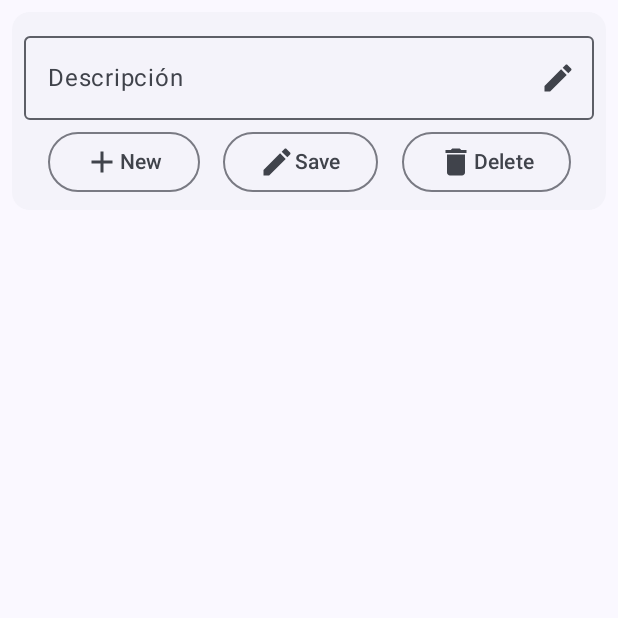
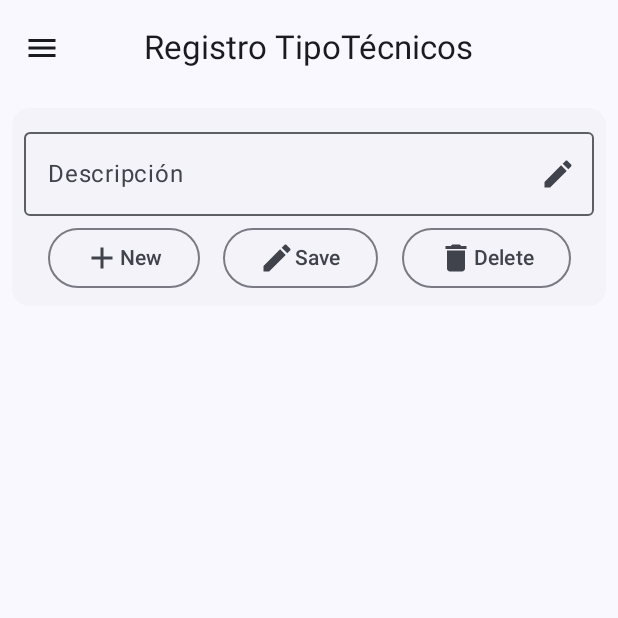
Before and after one commit to JPichardo2003/R_Tecnicos, an Android app built with Jetpack Compose: the TipoTecnicoListScreen screen opened through its navigation route, after a tap on "Agregar nueva entidad", on a phone screen of 412 x 824 dp, the top half of it. Run offline under Robolectric (Android 15) with nearby library versions, the phone set to English and light mode, and no system bars; our stand-ins replace Room's generated code.

Commit message:
Checking Missing accent mark:
Also Added topAppBar to the TecnicoScreen and TipoTecnicoScreen

```diff
--- a/app/src/main/java/com/ucne/registro_tecnicos/presentation/components/NavigationDrawer.kt
+++ b/app/src/main/java/com/ucne/registro_tecnicos/presentation/components/NavigationDrawer.kt
@@ -40,21 +40,19 @@ fun NavigationDrawer(
 ) {
     val drawerState = rememberDrawerState(initialValue = DrawerValue.Closed)
     val scope = rememberCoroutineScope()
-
     val items = listOf(
         NavigationItem(
-        title = "TecnicoListScreen",
+        title = "TécnicoListScreen",
         selectedIcon = Icons.Filled.AccountCircle,
         unselectedIcon = Icons.Outlined.AccountCircle
         ),
         NavigationItem(
-            title = "TipoListScreen",
+            title = "TipoTécnicoListScreen",
             selectedIcon = Icons.Filled.Info,
             unselectedIcon = Icons.Outlined.Info
         )
     )
     val selectedItem = remember { mutableStateOf(items[0]) }
-
     ModalNavigationDrawer(
         drawerContent = {
             ModalDrawerSheet {
@@ -77,8 +75,8 @@ fun NavigationDrawer(
                             selectedItem.value = item
                             scope.launch { drawerState.close() }
                             when (item.title) {
-                                "TecnicoListScreen" -> navController.navigate(Screen.TecnicoList)
-                                "TipoListScreen" -> navController.navigate(Screen.TipoTecnicoList)
+                                "TécnicoListScreen" -> navController.navigate(Screen.TecnicoList)
+                                "TipoTécnicoListScreen" -> navController.navigate(Screen.TipoTecnicoList)
                             }
                         },
                         modifier = Modifier.padding(NavigationDrawerItemDefaults.ItemPadding)
--- a/app/src/main/java/com/ucne/registro_tecnicos/presentation/tecnico/TecnicoListScreen.kt
+++ b/app/src/main/java/com/ucne/registro_tecnicos/presentation/tecnico/TecnicoListScreen.kt
@@ -52,7 +52,7 @@ fun TecnicoListBody(
 ) {
     Scaffold(
         modifier = Modifier.fillMaxSize(),
-        topBar = { TopAppBar(title = "Tecnicos") },
+        topBar = { TopAppBar(title = "Técnicos") },
         floatingActionButton = { FloatingButton(onAddTecnico) }
     )
     {
@@ -71,8 +71,8 @@ fun TecnicoListBody(
                     .padding(16.dp),
                 verticalAlignment = Alignment.CenterVertically
             ) {
-                Text(text = "ID", modifier = Modifier.weight(0.06f))
-                Text(text = "Nombre", modifier = Modifier.weight(0.200f))
+                Text(text = "ID", modifier = Modifier.weight(0.10f))
+                Text(text = "Nombre", modifier = Modifier.weight(0.220f))
                 Text(text = "SueldoHora", modifier = Modifier.weight(0.25f))
                 Text(text = "Tipo", modifier = Modifier.weight(0.25f))
                 //Spacer(modifier = Modifier.weight(0.05f)) // Espacio adicional para el icono de basura
@@ -92,9 +92,9 @@ fun TecnicoListBody(
                             .padding(16.dp),
                         verticalAlignment = Alignment.CenterVertically
                     ) {
-                        Text(text = tecnico.tecnicoId.toString(), modifier = Modifier.weight(0.10f))
+                        Text(text = tecnico.tecnicoId.toString(), modifier = Modifier.weight(0.12f))
                         Text(text = tecnico.nombre.toString(), modifier = Modifier.weight(0.300f))
-                        Text(text = tecnico.sueldoHora.toString(), modifier = Modifier.weight(0.30f))
+                        Text(text = tecnico.sueldoHora.toString(), modifier = Modifier.weight(0.25f))
                         Text(text = tecnico.tipo.toString(), modifier = Modifier.weight(0.30f))
 
                         /*IconButton(
@@ -147,7 +147,8 @@ private fun TecnicoListPreview() {
         TecnicoEntity(
             tecnicoId = 1,
             nombre = "Julio Pichardo",
-            sueldoHora = 54.0
+            sueldoHora = 54.0,
+            tipo = "Tecnico"
         )
     )
     Registro_TecnicosTheme {
--- a/app/src/main/java/com/ucne/registro_tecnicos/presentation/tecnico/TecnicoViewModel.kt
+++ b/app/src/main/java/com/ucne/registro_tecnicos/presentation/tecnico/TecnicoViewModel.kt
@@ -25,6 +25,13 @@ class TecnicoViewModel(
             viewModelScope,
             SharingStarted.Lazily,
             emptyList()
+        )
+
+    val tecnicos = repository.getTecnicos()
+        .stateIn(
+            scope = viewModelScope,
+            started = SharingStarted.WhileSubscribed(5_000),
+            initialValue = emptyList()
         )
 
     init{
@@ -67,13 +74,6 @@ class TecnicoViewModel(
         uiState.value = uiState.value.copy(tipo = tipo)
     }
 
-    val tecnicos = repository.getTecnicos()
-        .stateIn(
-            scope = viewModelScope,
-            started = SharingStarted.WhileSubscribed(5_000),
-            initialValue = emptyList()
-        )
-
     fun saveTecnico() {
         viewModelScope.launch {
             repository.saveTecnico(uiState.value.toEntity())
--- a/app/src/main/java/com/ucne/registro_tecnicos/presentation/tipoTecnico/TipoTecnicoListScreen.kt
+++ b/app/src/main/java/com/ucne/registro_tecnicos/presentation/tipoTecnico/TipoTecnicoListScreen.kt
@@ -51,7 +51,7 @@ fun TipoTecnicoListBody(
 ) {
     Scaffold(
         modifier = Modifier.fillMaxSize(),
-        topBar = { TopAppBar(title = "Tipos Tecnicos") },
+        topBar = { TopAppBar(title = "Tipos Técnicos") },
         floatingActionButton = { FloatingButton(onAddTipoTecnico) }
     )
     {
--- a/app/src/main/java/com/ucne/registro_tecnicos/presentation/tipoTecnico/TipoTecnicoScreen.kt
+++ b/app/src/main/java/com/ucne/registro_tecnicos/presentation/tipoTecnico/TipoTecnicoScreen.kt
@@ -38,6 +38,7 @@ import androidx.navigation.NavHostController
 import com.ucne.registro_tecnicos.Screen
 import com.ucne.registro_tecnicos.presentation.components.NavigationDrawer
 import com.ucne.registro_tecnicos.presentation.components.Notification
+import com.ucne.registro_tecnicos.presentation.components.TopAppBar
 import com.ucne.registro_tecnicos.ui.theme.Registro_TecnicosTheme
 
 @Composable
@@ -74,7 +75,10 @@ fun TipoTecnicoBody(
     onDeleteTipoTecnico: () -> Unit,
     navController: NavHostController
 ) {
-    Scaffold(modifier = Modifier.fillMaxSize()) {
+    Scaffold(
+        modifier = Modifier.fillMaxSize(),
+        topBar = { TopAppBar("Registro TipoTécnicos") }
+    ) {
         Column(
             modifier = Modifier
                 .fillMaxSize()
```
Also changed, not shown: app/src/main/java/com/ucne/registro_tecnicos/presentation/tecnico/TecnicoScreen.kt (+7 -1 lines).
